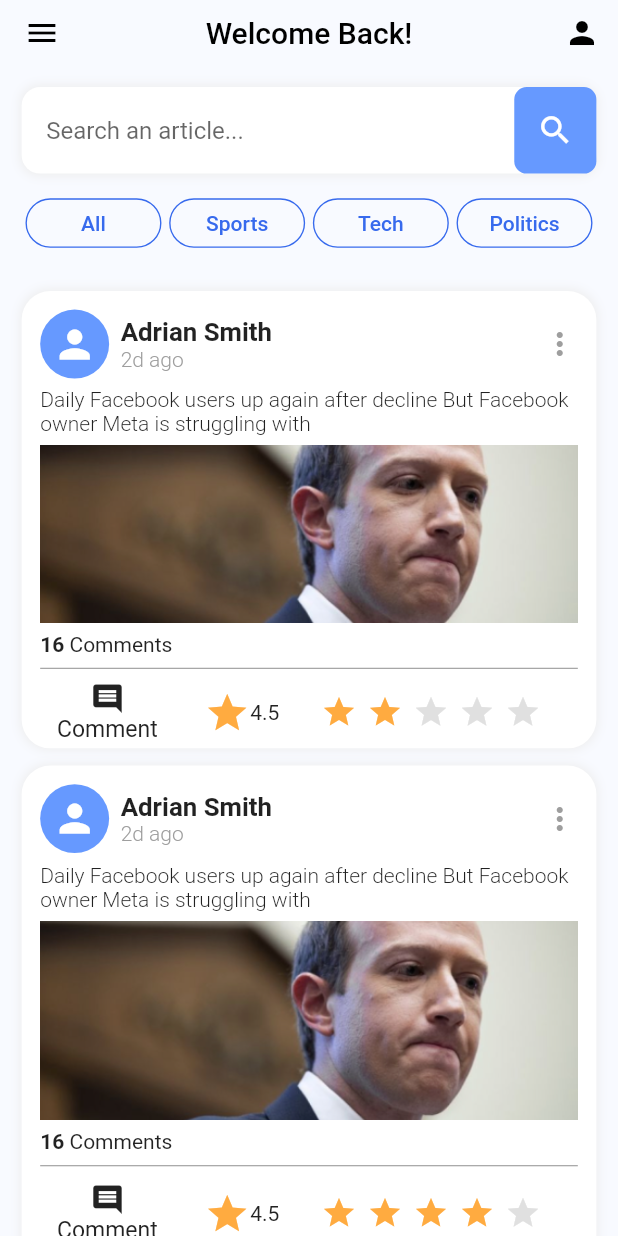
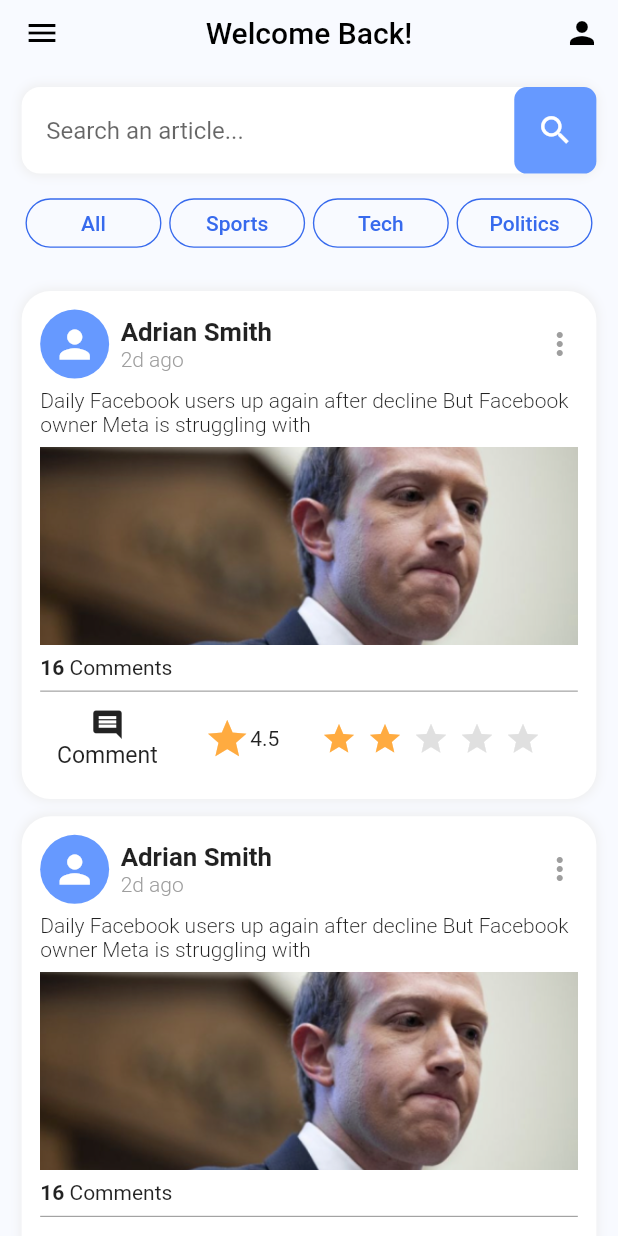
Before and after one commit to RealEskalate/Practice, a Flutter app: the screen it shows after launch, on a phone screen of 412 x 824 dp. Run offline on Flutter 3.47's test engine with Material 2 defaults, Android fonts, the phone set to English and light mode, and no system bars; our stand-ins replace bloc, flutter_bloc, google_fonts.

Commit message:
Minor height fix for android screen

```diff
--- a/starter_project_mobile_2022/lib/blog_suha/presentation/list_blog_page.dart
+++ b/starter_project_mobile_2022/lib/blog_suha/presentation/list_blog_page.dart
@@ -26,7 +26,8 @@ class _MyHomePageState extends State<BlogListingPage> {
         created: '2d ago',
         description:
             'Daily Facebook users up again after decline But Facebook owner Meta is struggling with',
-        heigth: height * 0.37, // For IOS
+        // heigth: height * 0.37, // For IOS
+        heigth: height * 0.411,
         width: width * 0.93,
         padding: width * 0.03,
         icon: Icons.person,
```
